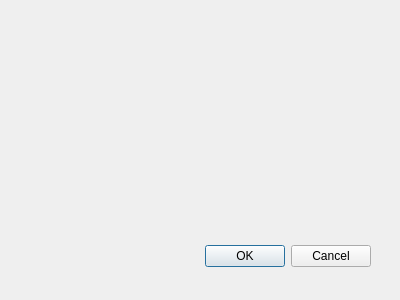
Before: the Qt Designer form Chess/dialog.ui in wmhst7/THU-Grade-1-Summer-Semester-Homework, drawn with Qt 5.
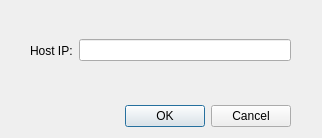
After: the same form once the commit is applied.

Patch:
```diff
--- a/Chess/dialog.ui
+++ b/Chess/dialog.ui
@@ -8,8 +8,8 @@
    <rect>
     <x>0</x>
     <y>0</y>
-    <width>400</width>
-    <height>300</height>
+    <width>322</width>
+    <height>138</height>
    </rect>
   </property>
   <property name="windowTitle">
@@ -19,8 +19,8 @@
    <property name="geometry">
     <rect>
      <x>30</x>
-     <y>240</y>
-     <width>341</width>
+     <y>100</y>
+     <width>261</width>
      <height>32</height>
     </rect>
    </property>
@@ -31,6 +31,28 @@
     <set>QDialogButtonBox::Cancel|QDialogButtonBox::Ok</set>
    </property>
   </widget>
+  <widget class="QWidget" name="">
+   <property name="geometry">
+    <rect>
+     <x>30</x>
+     <y>20</y>
+     <width>261</width>
+     <height>61</height>
+    </rect>
+   </property>
+   <layout class="QHBoxLayout" name="horizontalLayout">
+    <item>
+     <widget class="QLabel" name="label">
+      <property name="text">
+       <string>Host IP:</string>
+      </property>
+     </widget>
+    </item>
+    <item>
+     <widget class="QLineEdit" name="lineEdit"/>
+    </item>
+   </layout>
+  </widget>
  </widget>
  <pixmapfunction/>
  <resources/>
```
Left out of the diff: 7 changed lines with no effect on the pictures.
